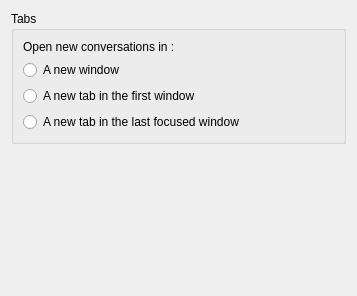
The window that config/behavior-config.ui (dci-debian-kde-applications/ktp-text-ui) describes before a commit, drawn with Qt 5.
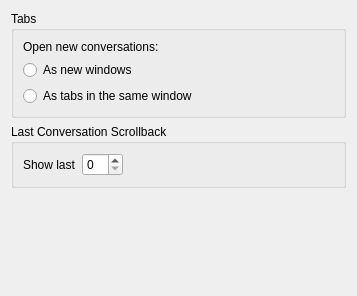
The same window after the commit. Custom widgets are drawn as their Qt base class.

What changed in the file:
```diff
--- a/config/behavior-config.ui
+++ b/config/behavior-config.ui
@@ -20,14 +20,14 @@
       <item>
        <widget class="QLabel" name="label">
         <property name="text">
-         <string>Open new conversations in :</string>
+         <string>Open new conversations:</string>
         </property>
        </widget>
       </item>
       <item>
        <widget class="QRadioButton" name="radioNew">
         <property name="text">
-         <string>A new window</string>
+         <string>As new windows</string>
         </property>
         <attribute name="buttonGroup">
          <string>newTabButtonGroup</string>
@@ -37,23 +37,48 @@
       <item>
        <widget class="QRadioButton" name="radioZero">
         <property name="text">
-         <string>A new tab in the first window</string>
+         <string>As tabs in the same window</string>
         </property>
         <attribute name="buttonGroup">
          <string>newTabButtonGroup</string>
         </attribute>
        </widget>
       </item>
-      <item>
-       <widget class="QRadioButton" name="radioLast">
+     </layout>
+    </widget>
+   </item>
+   <item>
+    <widget class="KButtonGroup" name="scrollbackGroup">
+     <property name="title">
+      <string>Last Conversation Scrollback</string>
+     </property>
+     <layout class="QGridLayout" name="gridLayout">
+      <item row="0" column="0">
+       <widget class="QLabel" name="label_p1">
         <property name="text">
-         <string>A new tab in the last focused window</string>
+         <string extracomment="First part of &quot;Show last %1 messages&quot; string">Show last</string>
         </property>
         <attribute name="buttonGroup">
          <string>newTabButtonGroup</string>
         </attribute>
        </widget>
       </item>
+      <item row="0" column="1">
+       <widget class="KIntSpinBox" name="scrollbackLength"/>
+      </item>
+      <item row="0" column="2">
+       <spacer name="horizontalSpacer">
+        <property name="orientation">
+         <enum>Qt::Horizontal</enum>
+        </property>
+        <property name="sizeHint" stdset="0">
+         <size>
+          <width>40</width>
+          <height>20</height>
+         </size>
+        </property>
+       </spacer>
+      </item>
      </layout>
     </widget>
    </item>
@@ -79,6 +104,11 @@
    <header>kbuttongroup.h</header>
    <container>1</container>
   </customwidget>
+  <customwidget>
+   <class>KIntSpinBox</class>
+   <extends>QSpinBox</extends>
+   <header>knuminput.h</header>
+  </customwidget>
  </customwidgets>
  <resources/>
  <connections/>
```
Left out of the diff: 7 changed lines with no effect on the pictures.
